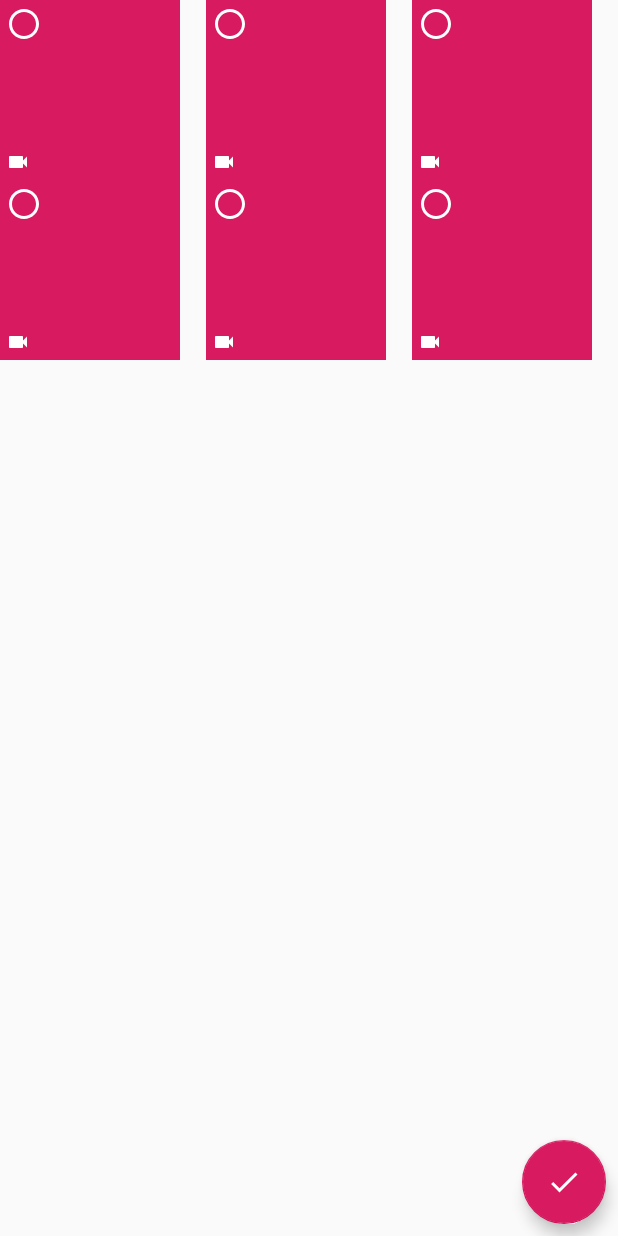
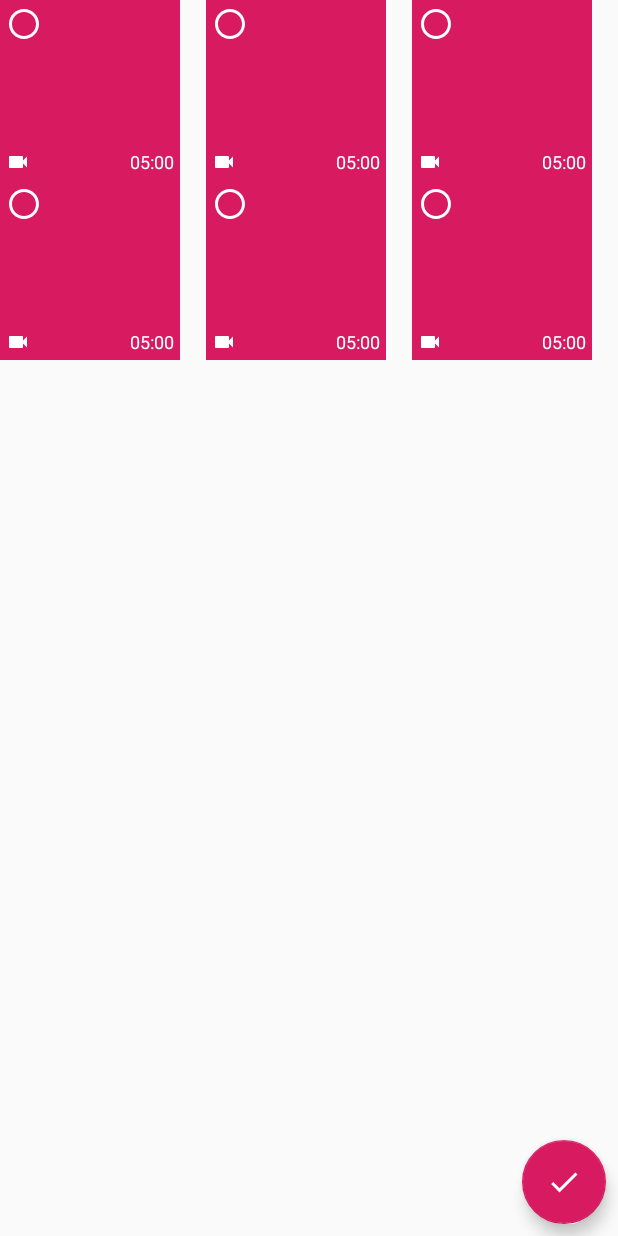
Before and after one commit to deepakkumardk/EasyVideoPicker, an Android app: the layout activity_video_picker.xml on its own in the app's theme, with its tools: preview values and no code run, on a phone screen of 412 x 824 dp. Run offline under Robolectric (Android 15) with nearby library versions, the phone set to English and light mode, and no system bars.

```diff
--- a/videopickerlib/src/main/java/com/deepakkumardk/videopickerlib/model/VideoModel.kt
+++ b/videopickerlib/src/main/java/com/deepakkumardk/videopickerlib/model/VideoModel.kt
@@ -12,5 +12,6 @@ data class VideoModel(
     var id: String? = null,
     var folderName: String? = null,
     var videoPath: String? = null,
+    var videoDuration: Long? = null,
     var isSelected: Boolean = false
 ) : Parcelable
--- a/videopickerlib/src/main/java/com/deepakkumardk/videopickerlib/model/VideoPickerItem.kt
+++ b/videopickerlib/src/main/java/com/deepakkumardk/videopickerlib/model/VideoPickerItem.kt
@@ -9,6 +9,7 @@ class VideoPickerItem {
     var themeResId: Int? = null
 
     var showIcon = false
+    var showDuration = false
     var timeLimit: Long? = null
     var sizeLimit: Long? = null
 
--- a/videopickerlib/src/main/java/com/deepakkumardk/videopickerlib/util/VideoEx.kt
+++ b/videopickerlib/src/main/java/com/deepakkumardk/videopickerlib/util/VideoEx.kt
@@ -45,6 +45,7 @@ class VideoEx {
                     model.id = id.toString()
                     model.folderName = name
                     model.videoPath = path
+                    model.videoDuration = duration
 
                     val timeLimit = VideoPickerUI.getPickerItem().timeLimit
                     val sizeLimit = VideoPickerUI.getPickerItem().sizeLimit
@@ -78,7 +79,7 @@ class VideoEx {
             val model = it.value
 
             val newModel = VideoModel(
-                model.id, model.folderName, model.videoPath, false
+                model.id, model.folderName, model.videoPath, model.videoDuration, false
             )
             myVideosList.add(newModel)
         }
--- a/videopickerlib/src/main/java/com/deepakkumardk/videopickerlib/util/VideoPickerUI.kt
+++ b/videopickerlib/src/main/java/com/deepakkumardk/videopickerlib/util/VideoPickerUI.kt
@@ -21,4 +21,7 @@ object VideoPickerUI {
 
     fun getShowIcon() = videoPickerItem.showIcon
 
+    fun getSelectionMode() = videoPickerItem.selectionMode
+
+
 }
--- a/videopickerlib/src/main/res/layout/item_video.xml
+++ b/videopickerlib/src/main/res/layout/item_video.xml
@@ -48,4 +48,18 @@
         android:src="@drawable/ic_video"
         tools:ignore="ContentDescription" />
 
+    <TextView
+        android:id="@+id/text_duration"
+        android:layout_width="wrap_content"
+        android:layout_height="wrap_content"
+        android:layout_alignParentEnd="true"
+        android:layout_alignParentRight="true"
+        android:layout_alignParentBottom="true"
+        android:layout_margin="4dp"
+        android:textColor="@color/colorWhite"
+        android:textSize="12sp"
+        android:visibility="gone"
+        tools:text="05:00"
+        tools:visibility="visible" />
+
 </RelativeLayout>
```
Also changed, not shown: app/src/main/java/com/deepakkumardk/easyvideopicker/MainActivity.kt (+4 -3 lines), videopickerlib/src/main/java/com/deepakkumardk/videopickerlib/VideoPickerActivity.kt (+30 -16 lines), videopickerlib/src/main/java/com/deepakkumardk/videopickerlib/VideoPickerAdapter.kt (+14 -4 lines), videopickerlib/src/main/java/com/deepakkumardk/videopickerlib/util/CommonEx.kt (+13 -0 lines).
